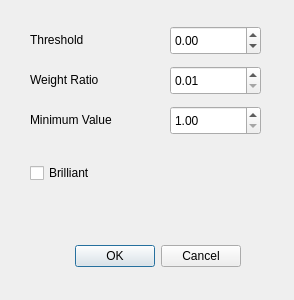
Before: the Qt Designer form formndvisettings.ui in JairoSalazarV/QtHypCam, drawn with Qt 5.
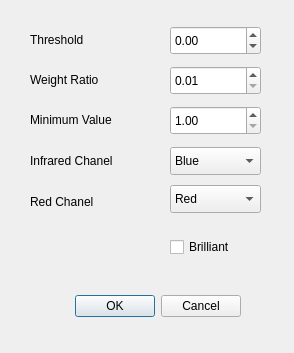
After: the same form once the commit is applied.

Diff of the .ui file:
```diff
--- a/formndvisettings.ui
+++ b/formndvisettings.ui
@@ -7,7 +7,7 @@
     <x>0</x>
     <y>0</y>
     <width>294</width>
-    <height>300</height>
+    <height>353</height>
    </rect>
   </property>
   <property name="windowTitle">
@@ -17,7 +17,7 @@
    <property name="geometry">
     <rect>
      <x>50</x>
-     <y>240</y>
+     <y>290</y>
      <width>191</width>
      <height>32</height>
     </rect>
@@ -61,9 +61,9 @@
   <widget class="QCheckBox" name="cbBrilliant">
    <property name="geometry">
     <rect>
-     <x>30</x>
-     <y>160</y>
-     <width>141</width>
+     <x>170</x>
+     <y>234</y>
+     <width>81</width>
      <height>26</height>
     </rect>
    </property>
@@ -129,6 +129,82 @@
     <string>Minimum Value</string>
    </property>
   </widget>
+  <widget class="QLabel" name="label_4">
+   <property name="geometry">
+    <rect>
+     <x>30</x>
+     <y>151</y>
+     <width>131</width>
+     <height>20</height>
+    </rect>
+   </property>
+   <property name="text">
+    <string>Infrared Chanel</string>
+   </property>
+  </widget>
+  <widget class="QLabel" name="label_5">
+   <property name="geometry">
+    <rect>
+     <x>30</x>
+     <y>192</y>
+     <width>131</width>
+     <height>20</height>
+    </rect>
+   </property>
+   <property name="text">
+    <string>Red Chanel</string>
+   </property>
+  </widget>
+  <widget class="QComboBox" name="comboBoxInfrared">
+   <property name="geometry">
+    <rect>
+     <x>170</x>
+     <y>147</y>
+     <width>91</width>
+     <height>28</height>
+    </rect>
+   </property>
+   <item>
+    <property name="text">
+     <string>Blue</string>
+    </property>
+   </item>
+   <item>
+    <property name="text">
+     <string>Red</string>
+    </property>
+   </item>
+   <item>
+    <property name="text">
+     <string>Green</string>
+    </property>
+   </item>
+  </widget>
+  <widget class="QComboBox" name="comboBoxRed">
+   <property name="geometry">
+    <rect>
+     <x>170</x>
+     <y>185</y>
+     <width>91</width>
+     <height>28</height>
+    </rect>
+   </property>
+   <item>
+    <property name="text">
+     <string>Red</string>
+    </property>
+   </item>
+   <item>
+    <property name="text">
+     <string>Green</string>
+    </property>
+   </item>
+   <item>
+    <property name="text">
+     <string>Blue</string>
+    </property>
+   </item>
+  </widget>
  </widget>
  <resources/>
  <connections>
```
